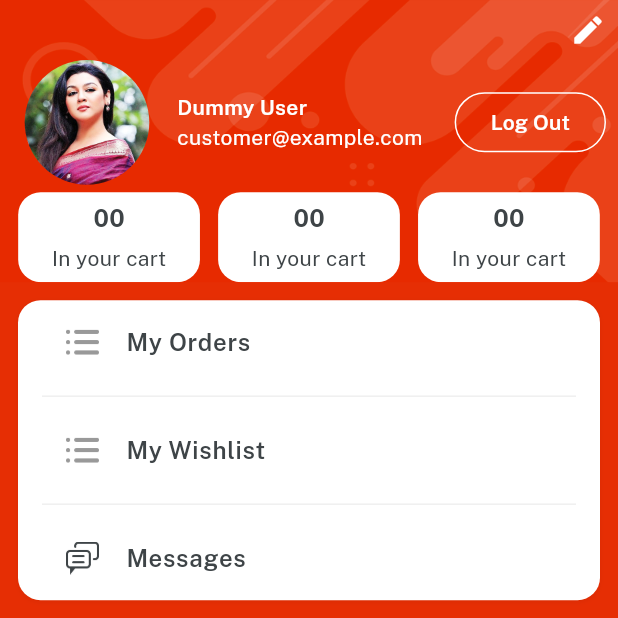
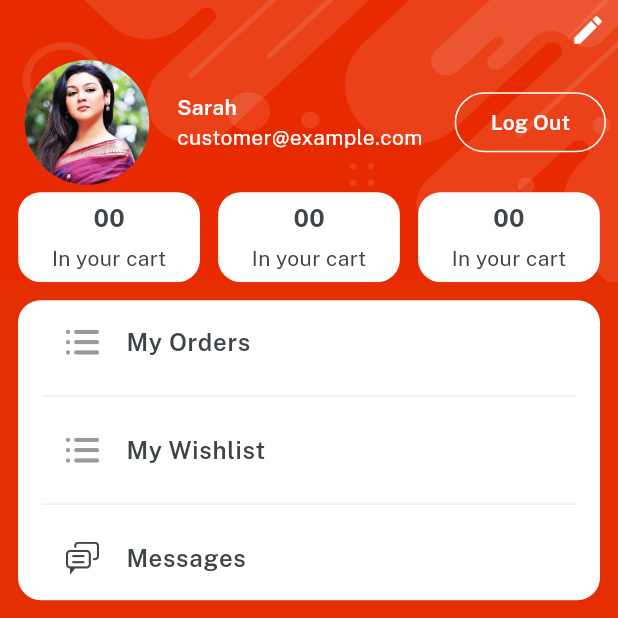
Before and after one commit to erbe19/UAS_Mobile, a Flutter app: the ProfileScreen screen opened directly, on a phone screen of 412 x 824 dp, the top half of it. Run offline on Flutter 3.47's test engine with Material 3 defaults, Android fonts, the phone set to English and light mode, and no system bars; our stand-ins replace firebase_core, get, velocity_x; accounts and stored records are empty.

Commit message:
Update profile_screen.dart

```diff
--- a/lib/views/profile_screen/profile_screen.dart
+++ b/lib/views/profile_screen/profile_screen.dart
@@ -40,7 +40,7 @@ class ProfileScreen extends StatelessWidget {
                       child: Column(
                     crossAxisAlignment: CrossAxisAlignment.start,
                     children: [
-                      "Dummy User".text.fontFamily(semibold).white.make(),
+                      "Sarah".text.fontFamily(semibold).white.make(),
                       "customer@example.com".text.white.make(),
                     ],
                   )),
```
